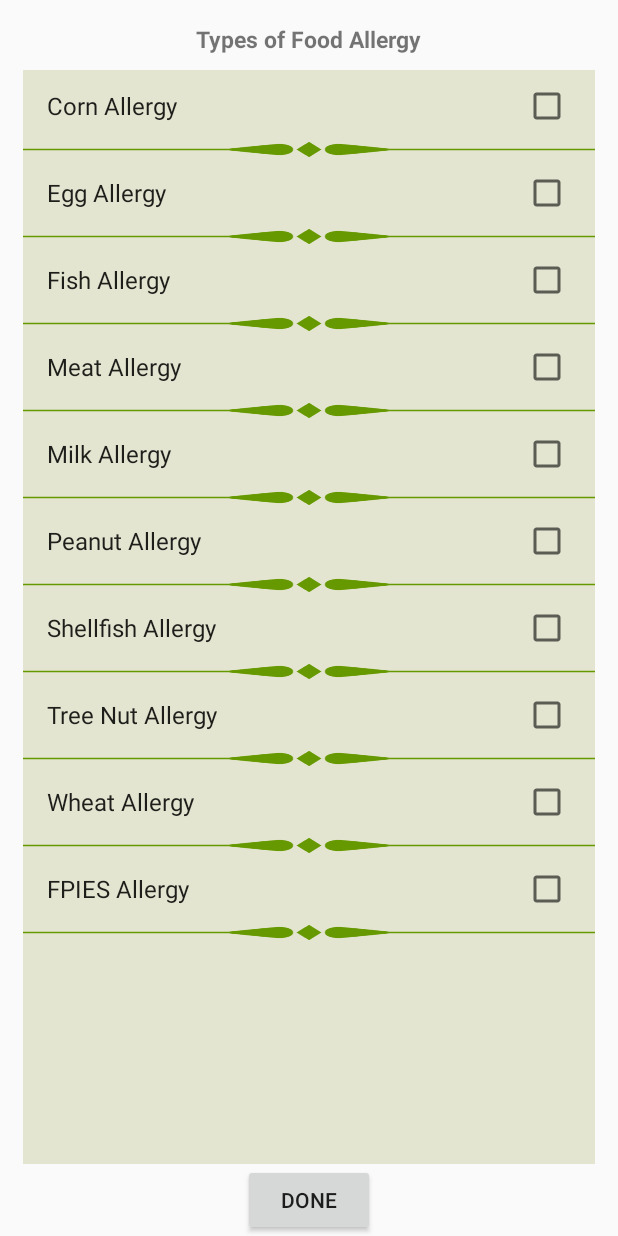
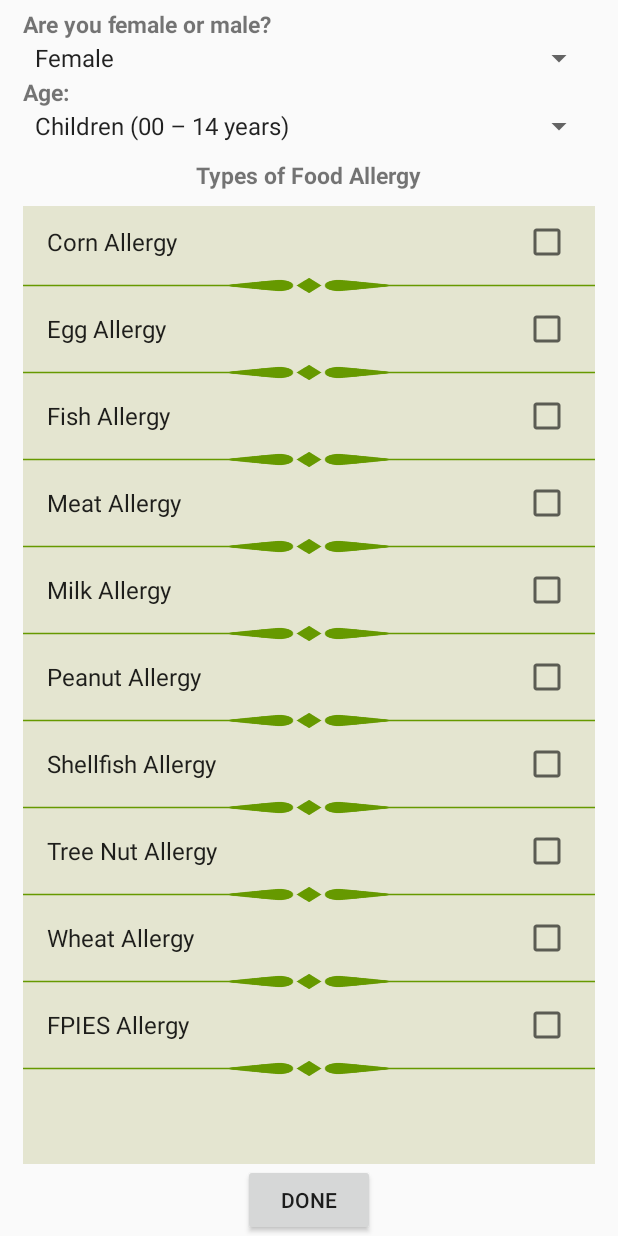
Before and after one commit to zohreabbasi/ILoveFood, an Android app: the AllergyListActivity screen opened directly, with no data from a screen before it, on a phone screen of 412 x 824 dp. Run offline under Robolectric (Android 15) with nearby library versions, the phone set to English and light mode, and no system bars.

Commit message:
Part #9 Spinner

```diff
--- a/app/src/main/java/com/poplar/isun/ilovefood/AllergyListActivity.java
+++ b/app/src/main/java/com/poplar/isun/ilovefood/AllergyListActivity.java
@@ -6,23 +6,31 @@ import android.os.Bundle;
 import android.util.SparseBooleanArray;
 import android.view.View;
 import android.widget.AbsListView;
+import android.widget.Adapter;
 import android.widget.AdapterView;
 import android.widget.ArrayAdapter;
 import android.widget.Button;
 import android.widget.ListView;
+import android.widget.Spinner;
 import android.widget.TextView;
 import android.widget.Toast;
 
 import java.util.ArrayList;
 
-public class AllergyListActivity extends ListActivity {
+public class AllergyListActivity extends ListActivity implements AdapterView.OnItemSelectedListener {
 
     String[] Allergy_item = {"Corn Allergy", "Egg Allergy", "Fish Allergy", "Meat Allergy", "Milk Allergy", "Peanut Allergy", "Shellfish Allergy", "Tree Nut Allergy", "Wheat Allergy", "FPIES Allergy"};
+
 
     Button done;
     TextView text;
 
     ArrayAdapter<String> adapter;
+
+    Spinner FemaleORMale,Age;
+    String[] FemaleOrMale_item = {"Female","Male"};
+    ArrayAdapter<String> FemaleOrMale_adapter;
+    ArrayAdapter<CharSequence> Age_adapter;
 
     @Override
     protected void onCreate(Bundle savedInstanceState) {
@@ -66,6 +74,38 @@ public class AllergyListActivity extends ListActivity {
             }
         });
 
+        FemaleORMale = (Spinner) findViewById(R.id.MaleOrFemale_spinner);
+        Age = (Spinner) findViewById(R.id.age_spinner);
+
+        FemaleOrMale_adapter = new ArrayAdapter<String>(this,android.R.layout.simple_spinner_item,FemaleOrMale_item);
+        FemaleOrMale_adapter.setDropDownViewResource(android.R.layout.simple_spinner_dropdown_item);
+        FemaleORMale.setAdapter(FemaleOrMale_adapter);
+
+        FemaleORMale.setOnItemSelectedListener(this);
+
+        Age_adapter =ArrayAdapter.createFromResource(this,R.array.age_array,android.R.layout.simple_spinner_item);
+        Age_adapter.setDropDownViewResource(android.R.layout.simple_spinner_dropdown_item);
+
+        Age.setAdapter(Age_adapter);
+
+        Age.setOnItemSelectedListener(this);
+
+
+
+
+
+    }
+
+
+    @Override
+    public void onItemSelected(AdapterView<?> parent, View view, int position, long id) {
+        String temp = parent.getItemAtPosition(position).toString();
+
+        Toast.makeText(AllergyListActivity.this,temp,Toast.LENGTH_LONG).show();
+    }
+
+    @Override
+    public void onNothingSelected(AdapterView<?> parent) {
 
     }
 }
--- a/app/src/main/res/layout/activity_allergy_list.xml
+++ b/app/src/main/res/layout/activity_allergy_list.xml
@@ -4,31 +4,64 @@
     xmlns:tools="http://schemas.android.com/tools"
     android:layout_width="match_parent"
     android:layout_height="match_parent"
-    tools:context="com.poplar.isun.ilovefood.AllergyListActivity"
+    android:layout_marginEnd="15dp"
+    android:layout_marginStart="15dp"
     android:layout_marginTop="5dp"
     app:layout_goneMarginBottom="5dp"
-    android:layout_marginStart="15dp"
-    android:layout_marginEnd="15dp">
+    tools:context="com.poplar.isun.ilovefood.AllergyListActivity">
+
+
+    <TextView
+        android:id="@+id/tv_ForM"
+        android:layout_width="match_parent"
+        android:layout_height="wrap_content"
+        android:layout_alignParentTop="true"
+        android:text="@string/F_OR_M"
+        android:textSize="15sp"
+        android:textStyle="bold" />
+
+
+    <Spinner
+        android:id="@+id/MaleOrFemale_spinner"
+        android:layout_width="match_parent"
+        android:layout_height="wrap_content"
+        android:layout_below="@+id/tv_ForM"/>
+
+    <TextView
+        android:id="@+id/tv_age"
+        android:layout_width="match_parent"
+        android:layout_height="wrap_content"
+        android:layout_below="@id/MaleOrFemale_spinner"
+        android:text="@string/age"
+        android:textSize="15sp"
+        android:textStyle="bold" />
+
+
+    <Spinner
+        android:id="@+id/age_spinner"
+        android:layout_width="match_parent"
+        android:layout_height="wrap_content"
+        android:layout_below="@id/tv_age"/>
 
     <TextView
 
+        android:id="@+id/tv_Allergy"
         android:layout_width="wrap_content"
         android:layout_height="wrap_content"
+        android:layout_below="@+id/age_spinner"
+        android:layout_centerHorizontal="true"
+        android:layout_margin="10dp"
         android:text="@string/TypeAllergy"
-        android:layout_margin="10dp"
         android:textSize="15sp"
-        android:layout_alignParentTop="true"
-        android:layout_centerHorizontal="true"
-        android:textStyle="bold"
-        android:id="@+id/tv_Allergy" />
+        android:textStyle="bold" />
 
     <Button
+        android:id="@+id/btn_SaveAllergy"
         android:layout_width="wrap_content"
         android:layout_height="wrap_content"
-        android:text="@string/done"
-        android:id="@+id/btn_SaveAllergy"
         android:layout_alignParentBottom="true"
         android:layout_centerHorizontal="true"
+        android:text="@string/done"
 
 
         />
@@ -36,13 +69,13 @@
     <ListView
         android:id="@android:id/list"
         android:layout_width="match_parent"
-        android:layout_height="match_parent"
+        android:layout_height="wrap_content"
+        android:layout_above="@+id/btn_SaveAllergy"
         android:layout_below="@+id/tv_Allergy"
         android:layout_centerHorizontal="true"
+        android:background="@color/colorLightGreen"
+        android:choiceMode="multipleChoice"
         android:divider="@drawable/divider"
-        android:dividerHeight="10dp"
-        android:background="@color/colorLightGreen"
-        android:layout_above="@+id/btn_SaveAllergy"
-        android:choiceMode="multipleChoice"/>
+        android:dividerHeight="10dp" />
 
 </RelativeLayout>
--- a/app/src/main/res/values/strings.xml
+++ b/app/src/main/res/values/strings.xml
@@ -38,5 +38,19 @@
     <string name="TypeAllergy">Types of Food Allergy</string>
     <string name="Allergy">Allergy</string>
 
+    <string name="age">Age: </string>
+    <string name="F_OR_M">Are you female or male?</string>
+
+
+    <string-array name="age_array">
+        <item>Children (00 &#8211; 14 years)</item>
+        <item>Youth (15&#8211;24 years)</item>
+        <item>Adults (25&#8211;64 years)</item>
+        <item>Seniors (65 years and over)</item>
+    </string-array>
+
+
+
+
 
 </resources>
```
